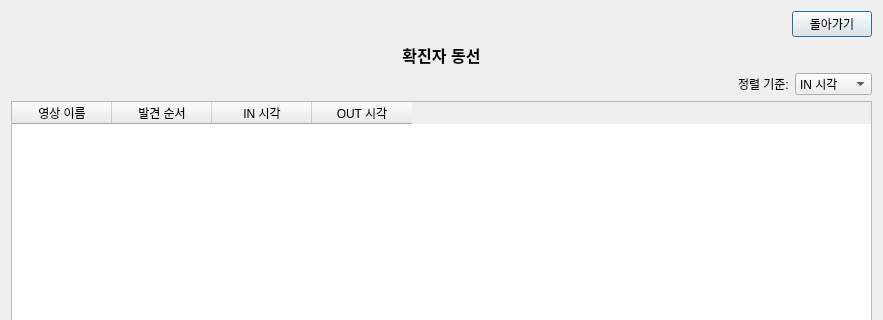
First picture: the form in UI/ui/routeOfConfirmedCase.ui, repository Adel-es/multi_covid19_cctv_analyzer, before the edit; both pictures show x 0 to 883 and y 0 to 320 of the 883 by 625 pixel window.
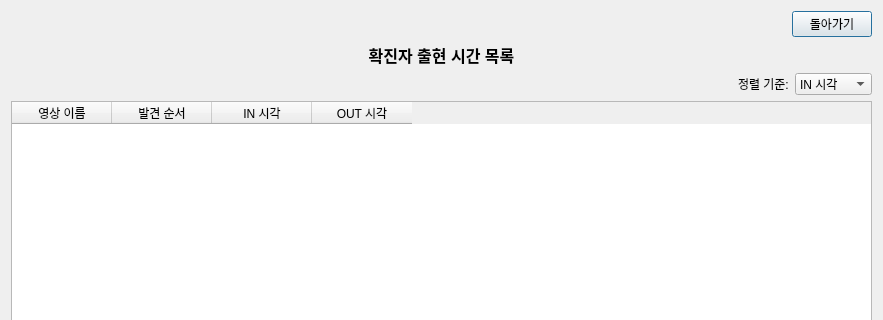
Second picture: the form after the edit.

What changed in the file:
```diff
--- a/UI/ui/routeOfConfirmedCase.ui
+++ b/UI/ui/routeOfConfirmedCase.ui
@@ -75,7 +75,7 @@
       </sizepolicy>
      </property>
      <property name="text">
-      <string>&lt;html&gt;&lt;head/&gt;&lt;body&gt;&lt;p&gt;&lt;span style=&quot; font-size:12pt; font-weight:600;&quot;&gt;확진자 동선&lt;/span&gt;&lt;/p&gt;&lt;/body&gt;&lt;/html&gt;</string>
+      <string>&lt;html&gt;&lt;head/&gt;&lt;body&gt;&lt;p&gt;&lt;span style=&quot; font-size:12pt; font-weight:600;&quot;&gt;확진자 출현 시간 목록&lt;/span&gt;&lt;/p&gt;&lt;/body&gt;&lt;/html&gt;</string>
      </property>
      <property name="alignment">
       <set>Qt::AlignCenter</set>
```
